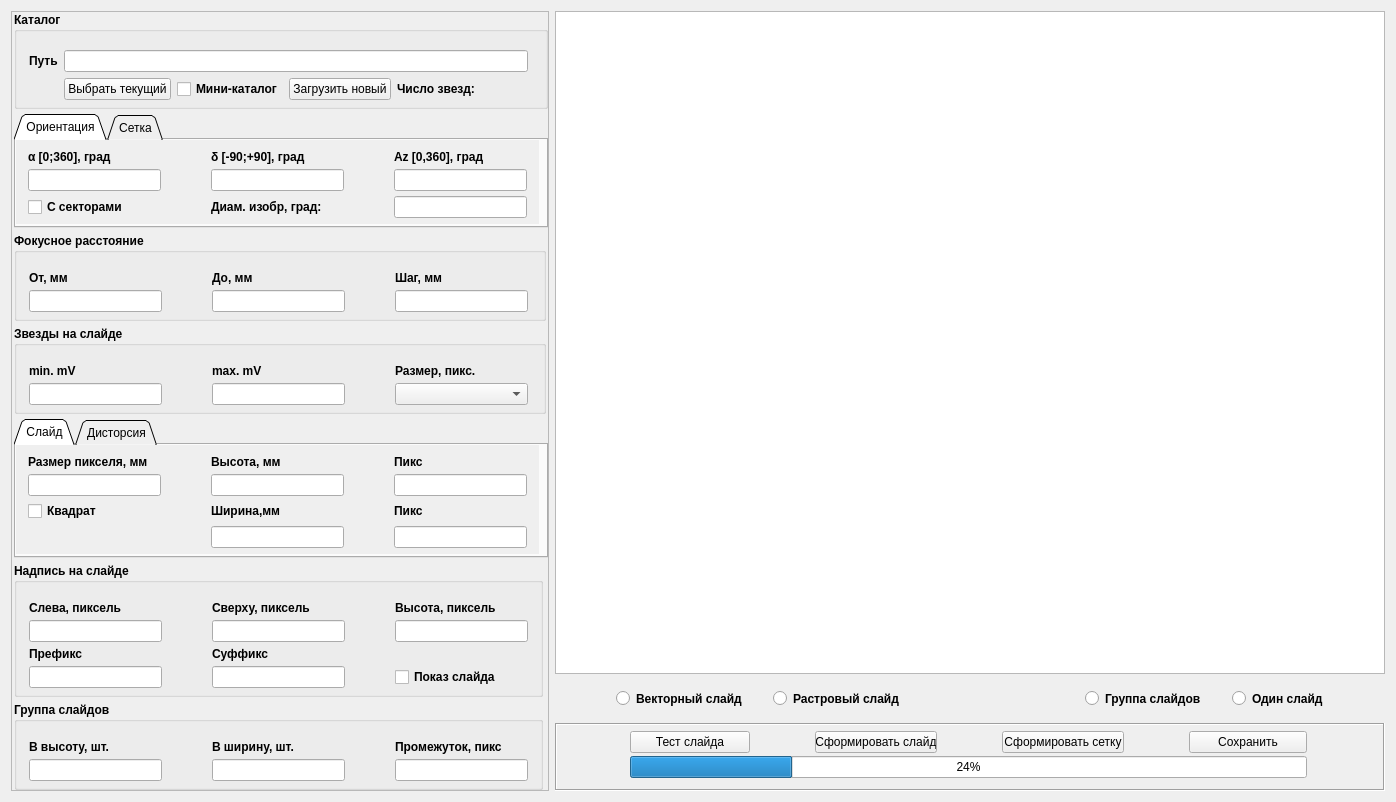
Qt form mainwindow.ui (jesuscrew77/Slide) before a commit.
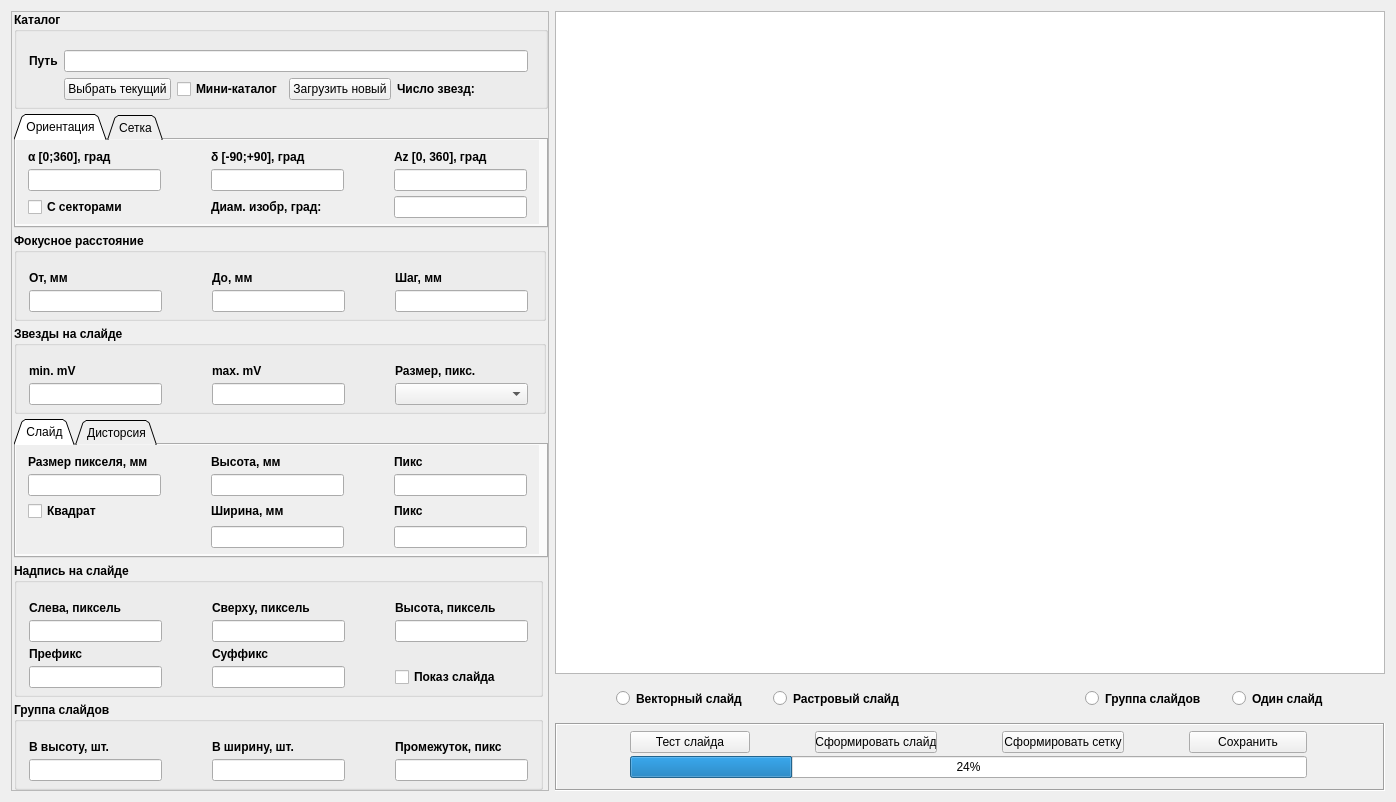
The same form after that commit.

Patch:
```diff
--- a/mainwindow.ui
+++ b/mainwindow.ui
@@ -1290,7 +1290,7 @@
               </font>
              </property>
              <property name="text">
-              <string>Ширина,мм</string>
+              <string>Ширина, мм</string>
              </property>
             </widget>
            </item>
@@ -1703,7 +1703,7 @@
               </font>
              </property>
              <property name="text">
-              <string>Az [0,360], град</string>
+              <string>Az [0, 360], град</string>
              </property>
             </widget>
            </item>
```
